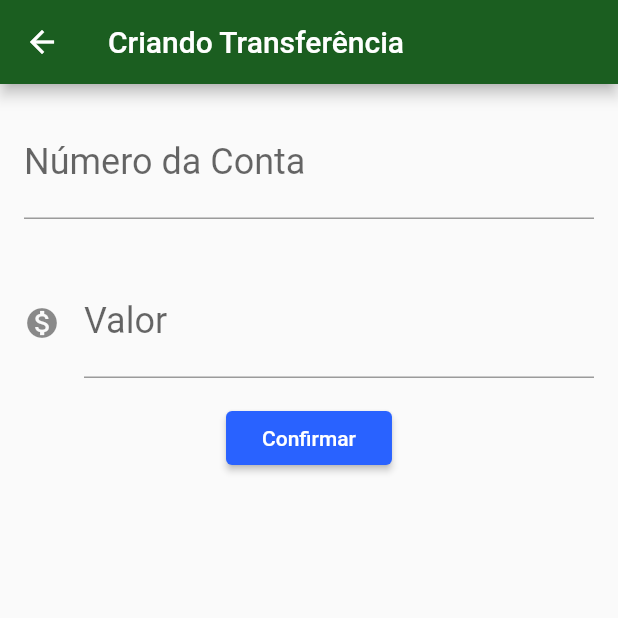
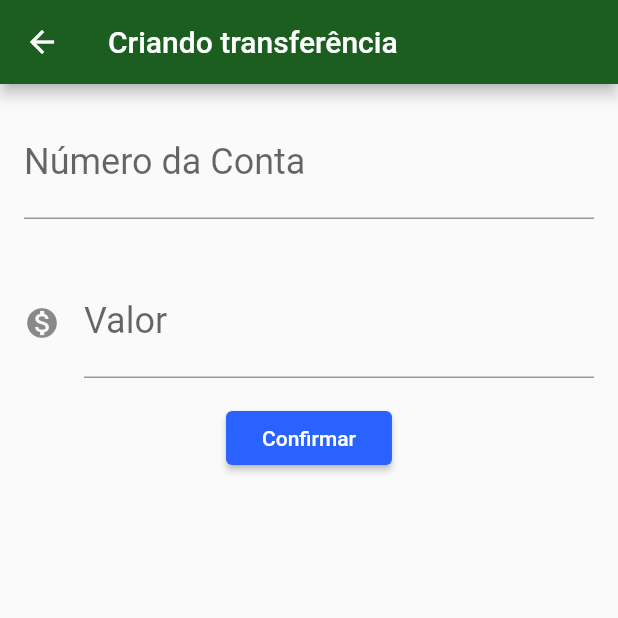
Before and after one commit to Arivaldo/bitebank, a Flutter app: the ListaTransferencia screen opened directly, after a tap on the "add" icon, on a phone screen of 412 x 824 dp, the top half of it. Run offline on Flutter 3.47's test engine with Material 2 defaults, Android fonts, the phone set to English and light mode, and no system bars; our stand-ins replace sqflite; accounts and stored records are empty.

```diff
--- a/lib/screen/formulario_transferencia.dart
+++ b/lib/screens/transferencia/formulario.dart
@@ -12,6 +12,13 @@ class _FormularioTransferenciaState extends State<FormularioTransferencia> {
   TextEditingController _controladorCampoNumeroConta;
 
   TextEditingController _controladorCampoValor;
+  static const _rotuloNumeroConta = 'Número da Conta';
+  static const	_rotuloCampoValor	=	'Valor';
+  static const	_dicaCampoValor	=	'0.00';
+  static const	_rotuloCampoNumeroConta	=	'Número	da	conta';
+  static const	_dicaCampoNumeroConta	=	'0000';
+  static const	_textoBotaoConfirmar	=	'Confirmar';
+  String	_tituloAppBar	=	'Criando	transferência';
 
   @override
   void initState() {
@@ -24,22 +31,22 @@ class _FormularioTransferenciaState extends State<FormularioTransferencia> {
   Widget build(BuildContext context) {
     return Scaffold(
       appBar: AppBar(
-        title: Text('Criando Transferência'),
+        title: Text(_tituloAppBar),
       ),
       body: SingleChildScrollView(
         child: Column(
           children: [
             Editor(
                 controlador: _controladorCampoNumeroConta,
-                rotulo: 'Número da Conta',
-                dica: '0000'),
+                rotulo: _rotuloNumeroConta,
+                dica: _dicaCampoNumeroConta),
             Editor(
                 controlador: _controladorCampoValor,
-                rotulo: 'Valor',
-                dica: '00.0',
+                rotulo: _rotuloCampoValor,
+                dica: _dicaCampoValor,
                 icone: Icons.monetization_on),
             RaisedButton(
-              child: Text('Confirmar'),
+              child: Text(_textoBotaoConfirmar),
               onPressed: () => _criaTransferencia(context),
             )
           ],
--- a/lib/screen/lista_transferencia.dart
+++ b/lib/screens/transferencia/lista.dart
@@ -1,7 +1,7 @@
 import 'package:bytebank/models/transferencia.dart';
 import 'package:flutter/material.dart';
 
-import 'formulario_transferencia.dart';
+import 'formulario.dart';
 
 class ListaTransferencia extends StatefulWidget {
   final List _transferencias = List();
@@ -13,10 +13,21 @@ class ListaTransferencia extends StatefulWidget {
 }
 
 class ListaTransferenciasState extends State<ListaTransferencia> {
+  static const _tituloAppBar = 'Transferências';
+
   @override
   Widget build(BuildContext context) {
     return Scaffold(
-      appBar: AppBar(title: Text('Transferências')),
+      appBar: AppBar(
+        title: Text(_tituloAppBar),
+        actions: [
+          IconButton(
+            icon: Icon(Icons.lightbulb_outline), onPressed: () {
+
+          },
+          )
+        ],
+      ),
       body: ListView.builder(
           itemCount: widget._transferencias.length,
           itemBuilder: (context, indice) =>
@@ -43,7 +54,6 @@ class ListaTransferenciasState extends State<ListaTransferencia> {
   }
 }
 
-
 class ItemTransferencia extends StatelessWidget {
   final Transferencia _transferencia;
 
@@ -53,9 +63,9 @@ class ItemTransferencia extends StatelessWidget {
   Widget build(BuildContext context) {
     return Card(
         child: ListTile(
-          leading: Icon(Icons.monetization_on),
-          title: Text(_transferencia.valor.toString()),
-          subtitle: Text(_transferencia.numeroConta.toString()),
-        ));
+      leading: Icon(Icons.monetization_on),
+      title: Text(_transferencia.valor.toString()),
+      subtitle: Text(_transferencia.numeroConta.toString()),
+    ));
   }
 }
```
Also changed, not shown: lib/database/app_database.dart (added, +17 -0 lines), lib/main.dart (+9 -3 lines), lib/models/contact.dart (added, +12 -0 lines), lib/screens/contacts/contact_form.dart (added, +72 -0 lines), lib/screens/contacts/contacts_list.dart (added, +37 -0 lines), lib/screens/dashboard/dashboard.dart (added, +57 -0 lines), pubspec.yaml (+5 -4 lines), images/bytebank_logo.png (added), pubspec.lock.
